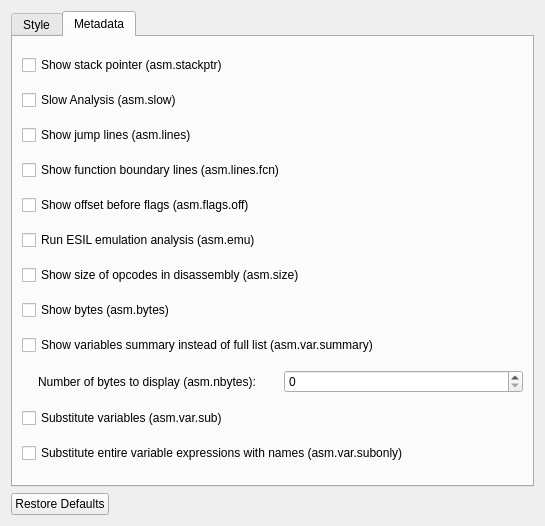
Above: src/dialogs/preferences/AsmOptionsWidget.ui from rizinorg/cutter before the change. Below: the same form after it.
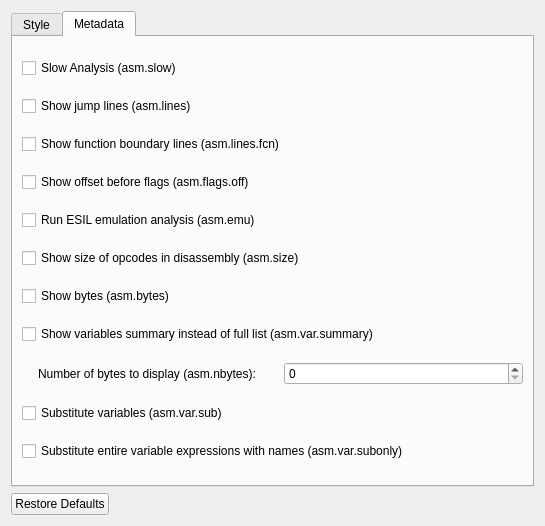
That is the form after the change. The open tabs and pages were chosen to show the change.

Commit message: Removed stackptr because the result is meaningless

```diff
--- a/src/dialogs/preferences/AsmOptionsWidget.ui
+++ b/src/dialogs/preferences/AsmOptionsWidget.ui
@@ -204,13 +204,6 @@
        <string>Metadata</string>
       </attribute>
       <layout class="QVBoxLayout" name="verticalLayout_5">
-       <item>
-        <widget class="QCheckBox" name="stackpointerCheckBox">
-         <property name="text">
-          <string>Show stack pointer (asm.stackptr)</string>
-         </property>
-        </widget>
-       </item>
        <item>
         <widget class="QCheckBox" name="slowCheckBox">
          <property name="text">
```
The commit also changes 4 other files.
